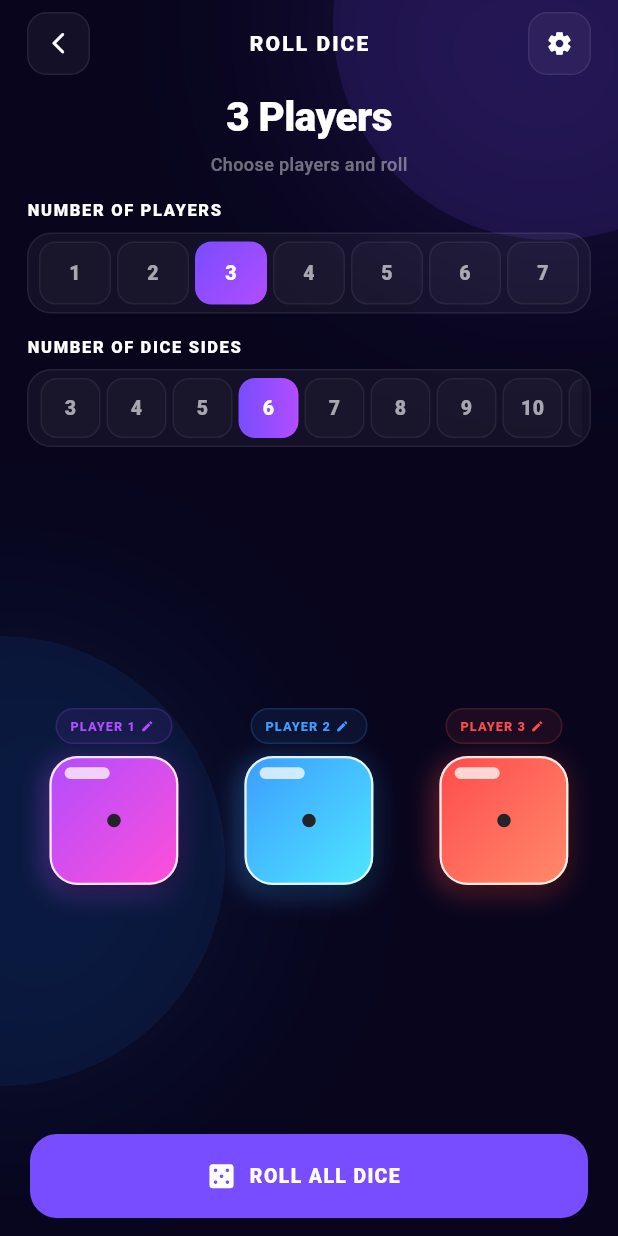
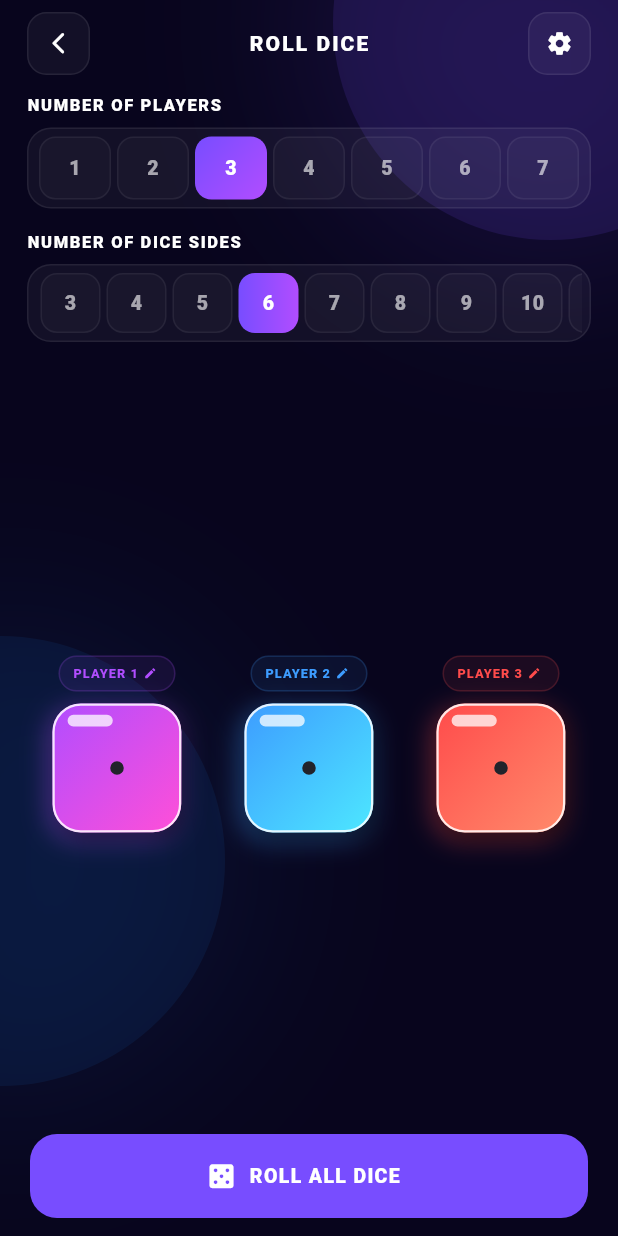
Before and after one commit to quratulainnadeem40/dice_app, a Flutter app: the RollDiceScreen screen opened by its route, on a phone screen of 412 x 824 dp. Run offline on Flutter 3.47's test engine with Material 3 defaults, Android fonts, the phone set to English and light mode, and no system bars; our stand-ins replace flutter_tts, get, just_audio, vibration.

Commit message:
feat: implement roll dice controller and UI screen with sound, vibration, and text-to-speech support

```diff
--- a/lib/feature/Roll_dice/controller/roll_disc_controller.dart
+++ b/lib/feature/Roll_dice/controller/roll_disc_controller.dart
@@ -266,17 +266,22 @@ ever<int>(
           diceValues.length.clamp(1, 7);
 
       for (int i = 0; i < totalPlayers; i++) {
-        final String playerName =
-            i < playerNames.length
-                ? playerNames[i]
-                : 'Player ${i + 1}';
-
         final int diceNumber =
             diceValues[i];
 
-        final String sentence =
-            '$playerName rolled '
-            '${_numberToWord(diceNumber)}';
+        final String sentence;
+        if (totalPlayers == 1) {
+          sentence = _numberToWord(diceNumber);
+        } else {
+          final String playerName =
+              i < playerNames.length
+                  ? playerNames[i]
+                  : 'Player ${i + 1}';
+
+          sentence =
+              '$playerName rolled '
+              '${_numberToWord(diceNumber)}';
+        }
 
         await flutterTts.speak(
           sentence,
--- a/lib/feature/Roll_dice/view/roll_disc_screen.dart
+++ b/lib/feature/Roll_dice/view/roll_disc_screen.dart
@@ -51,11 +51,7 @@ class RollDiceScreen extends StatelessWidget {
               children: [
                 _buildTopBar(),
 
-                const SizedBox(height: 8),
-
-                _buildHeading(controller),
-
-                const SizedBox(height: 14),
+                const SizedBox(height: 12),
 
                 // ==================================================
                 // NUMBER OF PLAYERS
@@ -256,46 +252,6 @@ class RollDiceScreen extends StatelessWidget {
     );
   }
 
-  // ==========================================================
-  // HEADING
-  // ==========================================================
-
-  Widget _buildHeading(
-    RollDiceController controller,
-  ) {
-    return Obx(
-      () => Column(
-        children: [
-          Text(
-            '${controller.playerCount.value} '
-            '${controller.playerCount.value == 1 ? 'Player' : 'Players'}',
-            textAlign: TextAlign.center,
-            style: const TextStyle(
-              color: Colors.white,
-              fontSize: 27,
-              fontWeight: FontWeight.w900,
-              letterSpacing: -0.4,
-            ),
-          ),
-
-          const SizedBox(height: 4),
-
-          Text(
-            controller.isRolling.value
-                ? 'Rolling your dice...'
-                : 'Choose players and roll',
-            style: TextStyle(
-              color: Colors.white.withValues(
-                alpha: 0.42,
-              ),
-              fontSize: 12,
-              fontWeight: FontWeight.w500,
-            ),
-          ),
-        ],
-      ),
-    );
-  }
 
   // ==========================================================
   // PLAYER SELECTOR
@@ -541,34 +497,41 @@ class RollDiceScreen extends StatelessWidget {
     BuildContext context,
     RollDiceController controller,
   ) {
+    return LayoutBuilder(
+      builder: (context, constraints) {
         return Obx(
           () {
             final int count =
                 controller.playerCount.value;
 
             if (count == 1) {
+              final double maxH = (constraints.maxHeight - 48).clamp(55.0, 160.0);
+              final double maxW = (constraints.maxWidth - 40).clamp(55.0, 160.0);
+              final double size = maxH < maxW ? maxH : maxW;
+
               return Center(
+                child: FittedBox(
+                  fit: BoxFit.scaleDown,
                   child: _buildPlayerDice(
                     context,
                     0,
-              size: 155,
+                    size: size,
                     controller: controller,
+                  ),
                 ),
               );
             }
 
             if (count == 2) {
-          final double screenWidth =
-              MediaQuery.sizeOf(context).width;
-
               final double availableWidth =
-              screenWidth - 56;
-
-          final double size =
-              ((availableWidth - 30) / 2)
-                  .clamp(85.0, 120.0);
+                  constraints.maxWidth - 56;
+              final double maxH = (constraints.maxHeight - 48).clamp(50.0, 120.0);
+              final double maxW = ((availableWidth - 30) / 2).clamp(50.0, 120.0);
+              final double size = maxH < maxW ? maxH : maxW;
 
               return Center(
+                child: FittedBox(
+                  fit: BoxFit.scaleDown,
                   child: Row(
                     mainAxisAlignment:
                         MainAxisAlignment.center,
@@ -588,6 +551,7 @@ class RollDiceScreen extends StatelessWidget {
                       ),
                     ],
                   ),
+                ),
               );
             }
 
@@ -595,6 +559,10 @@ class RollDiceScreen extends StatelessWidget {
               count,
               context,
               controller,
+              availableHeight: constraints.maxHeight,
+              availableWidth: constraints.maxWidth,
+            );
+          },
         );
       },
     );
@@ -607,8 +575,10 @@ class RollDiceScreen extends StatelessWidget {
   Widget _buildBalancedPlayerLayout(
     int count,
     BuildContext context,
-    RollDiceController controller,
-  ) {
+    RollDiceController controller, {
+    double? availableHeight,
+    double? availableWidth,
+  }) {
     final List<List<int>> rows = [];
 
     if (count == 3) {
@@ -629,7 +599,7 @@ class RollDiceScreen extends StatelessWidget {
     }
 
     final double screenWidth =
-        MediaQuery.sizeOf(context).width;
+        availableWidth ?? MediaQuery.sizeOf(context).width;
 
     return Center(
       child: SingleChildScrollView(
@@ -651,12 +621,14 @@ class RollDiceScreen extends StatelessWidget {
                 count: count,
                 rowCount: row.length,
                 screenWidth: screenWidth,
+                availableHeight: availableHeight,
+                totalRows: rows.length,
               );
 
               return Padding(
                 padding:
                     const EdgeInsets.symmetric(
-                  vertical: 5,
+                  vertical: 4,
                 ),
                 child: Row(
                   mainAxisAlignment:
@@ -666,7 +638,7 @@ class RollDiceScreen extends StatelessWidget {
                       return Padding(
                         padding:
                             const EdgeInsets.symmetric(
-                          horizontal: 5,
+                          horizontal: 4,
                         ),
                         child:
                             _buildPlayerDice(
@@ -696,6 +668,8 @@ class RollDiceScreen extends StatelessWidget {
     required int count,
     required int rowCount,
     required double screenWidth,
+    double? availableHeight,
+    int totalRows = 1,
   }) {
     const double horizontalPadding = 10.0;
     const double safetySpace = 12.0;
@@ -735,10 +709,20 @@ class RollDiceScreen extends StatelessWidget {
         break;
     }
 
-    return calculatedSize.clamp(
-      55.0,
+    double size = calculatedSize.clamp(
+      45.0,
       maxSize,
     );
+
+    if (availableHeight != null && totalRows > 0) {
+      final double maxRowHeight = (availableHeight - 16) / totalRows;
+      final double heightConstrainedSize = maxRowHeight - 48;
+      if (heightConstrainedSize > 40 && heightConstrainedSize < size) {
+        size = heightConstrainedSize;
+      }
+    }
+
+    return size.clamp(45.0, maxSize);
   }
 
   // ==========================================================
@@ -792,15 +776,18 @@ class RollDiceScreen extends StatelessWidget {
           controller,
         );
 
+        final bool showName = controller.playerCount.value > 1;
+
         return SizedBox(
           width: size + 34,
           child: Column(
             mainAxisSize: MainAxisSize.min,
             children: [
               // ==================================================
-              // PLAYER NAME
+              // PLAYER NAME (Only when multiple players)
               // ==================================================
 
+              if (showName) ...[
                 GestureDetector(
                   onTap: () {
                     controller.editPlayerName(
@@ -875,8 +862,8 @@ class RollDiceScreen extends StatelessWidget {
                     ),
                   ),
                 ),
-
                 const SizedBox(height: 8),
+              ],
 
               // ==================================================
               // DICE
```
Lines whose indentation alone changed are shown as unchanged.
